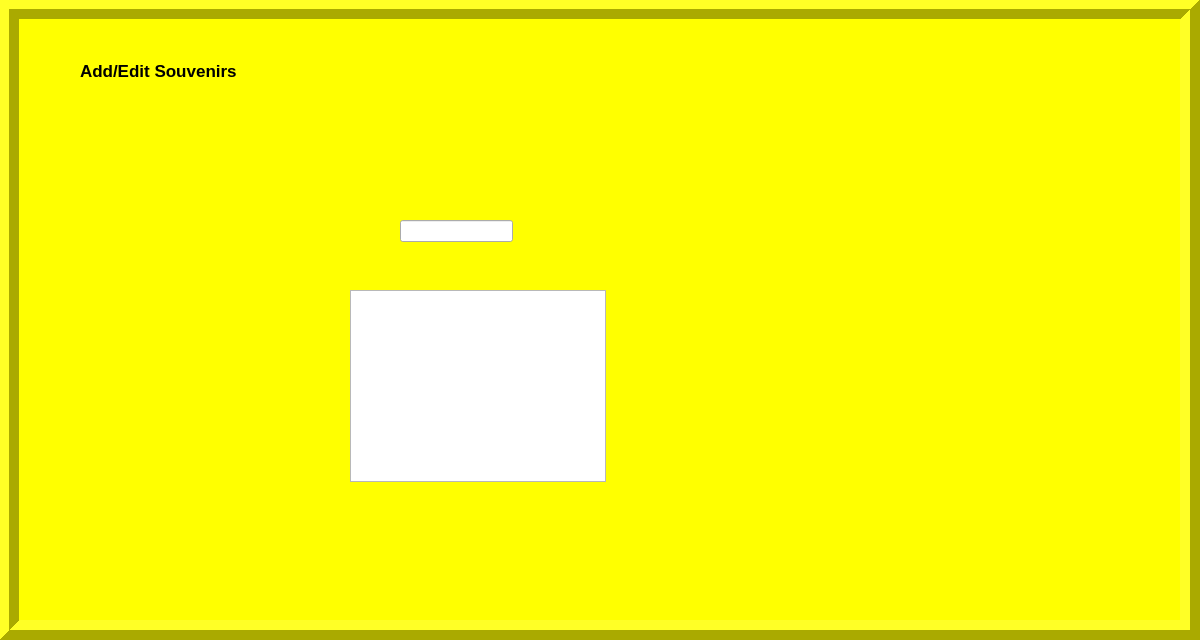
Qt form CS1D-Basketball-master/Basketball/adminsouvenirs.ui (moetaei/CS1D-Basketball) before a commit.
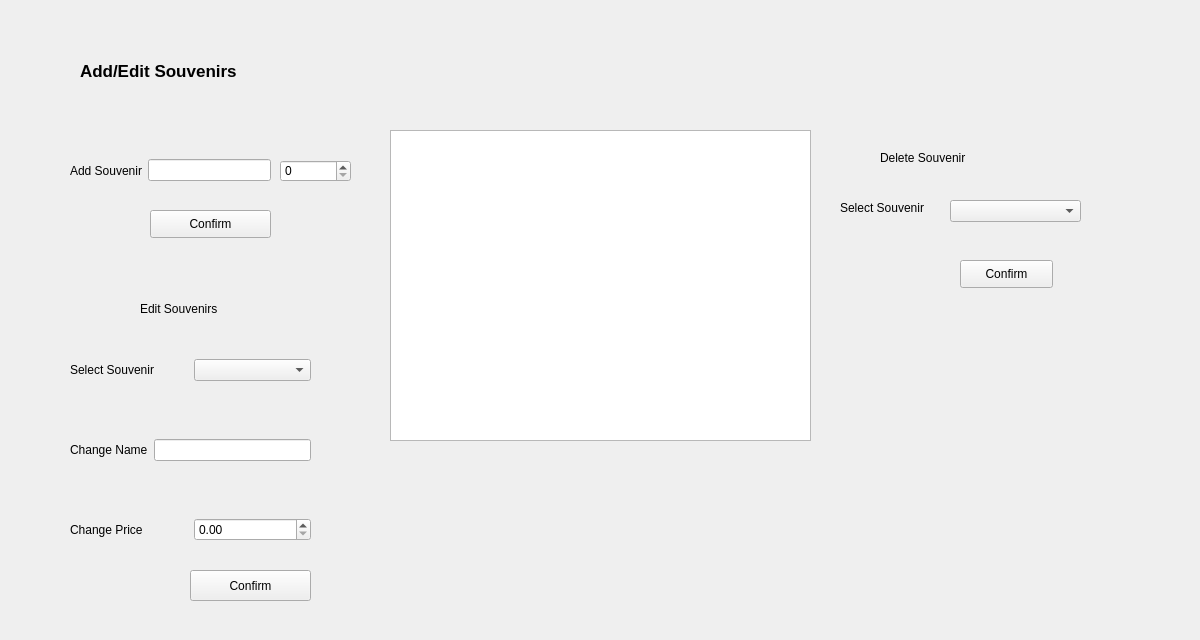
The same form after that commit.

Commit message: Worked on ui of Admin Souvenir

The edit to the form file:
```diff
--- a/CS1D-Basketball-master/Basketball/adminsouvenirs.ui
+++ b/CS1D-Basketball-master/Basketball/adminsouvenirs.ui
@@ -37,52 +37,212 @@
     <enum>Qt::PlainText</enum>
    </property>
   </widget>
-  <widget class="QLineEdit" name="lineEdit">
+  <widget class="QTableView" name="souvenirTable">
    <property name="geometry">
     <rect>
-     <x>400</x>
-     <y>220</y>
-     <width>113</width>
+     <x>390</x>
+     <y>130</y>
+     <width>421</width>
+     <height>311</height>
+    </rect>
+   </property>
+  </widget>
+  <widget class="QWidget" name="horizontalLayoutWidget">
+   <property name="geometry">
+    <rect>
+     <x>70</x>
+     <y>150</y>
+     <width>201</width>
+     <height>41</height>
+    </rect>
+   </property>
+   <layout class="QHBoxLayout" name="horizontalLayout">
+    <item>
+     <widget class="QLabel" name="addSouvLabel">
+      <property name="text">
+       <string>Add Souvenir</string>
+      </property>
+     </widget>
+    </item>
+    <item>
+     <widget class="QLineEdit" name="addNameLineEdit"/>
+    </item>
+   </layout>
+  </widget>
+  <widget class="QLabel" name="editSourLabel">
+   <property name="geometry">
+    <rect>
+     <x>140</x>
+     <y>270</y>
+     <width>239</width>
+     <height>78</height>
+    </rect>
+   </property>
+   <property name="text">
+    <string>Edit Souvenirs</string>
+   </property>
+  </widget>
+  <widget class="QWidget" name="horizontalLayoutWidget_3">
+   <property name="geometry">
+    <rect>
+     <x>70</x>
+     <y>410</y>
+     <width>241</width>
+     <height>80</height>
+    </rect>
+   </property>
+   <layout class="QHBoxLayout" name="horizontalLayout_3">
+    <item>
+     <widget class="QLabel" name="nameLabel">
+      <property name="text">
+       <string>Change Name</string>
+      </property>
+     </widget>
+    </item>
+    <item>
+     <widget class="QLineEdit" name="nameLineEdit"/>
+    </item>
+   </layout>
+  </widget>
+  <widget class="QSpinBox" name="addPrice">
+   <property name="geometry">
+    <rect>
+     <x>280</x>
+     <y>160</y>
+     <width>71</width>
      <height>22</height>
     </rect>
    </property>
   </widget>
-  <widget class="QTableView" name="tableView">
+  <widget class="QPushButton" name="pushButton">
    <property name="geometry">
     <rect>
-     <x>350</x>
-     <y>290</y>
-     <width>256</width>
-     <height>192</height>
+     <x>150</x>
+     <y>210</y>
+     <width>121</width>
+     <height>28</height>
     </rect>
    </property>
+   <property name="text">
+    <string>Confirm</string>
+   </property>
   </widget>
-  <widget class="QFrame" name="frame">
+  <widget class="QPushButton" name="pushButton_2">
    <property name="geometry">
     <rect>
-     <x>-1</x>
-     <y>-1</y>
-     <width>1201</width>
-     <height>641</height>
+     <x>190</x>
+     <y>570</y>
+     <width>121</width>
+     <height>31</height>
     </rect>
    </property>
-   <property name="styleSheet">
-    <string notr="true">background-color:yellow;</string>
+   <property name="text">
+    <string>Confirm</string>
    </property>
-   <property name="frameShape">
-    <enum>QFrame::Box</enum>
+  </widget>
+  <widget class="QLabel" name="label_2">
+   <property name="geometry">
+    <rect>
+     <x>880</x>
+     <y>150</y>
+     <width>101</width>
+     <height>16</height>
+    </rect>
    </property>
-   <property name="frameShadow">
-    <enum>QFrame::Raised</enum>
+   <property name="text">
+    <string>Delete Souvenir</string>
    </property>
-   <property name="lineWidth">
-    <number>10</number>
+  </widget>
+  <widget class="QComboBox" name="comboBox_2">
+   <property name="geometry">
+    <rect>
+     <x>950</x>
+     <y>200</y>
+     <width>131</width>
+     <height>22</height>
+    </rect>
    </property>
   </widget>
-  <zorder>frame</zorder>
-  <zorder>editteamLabel</zorder>
-  <zorder>lineEdit</zorder>
-  <zorder>tableView</zorder>
+  <widget class="QLabel" name="label_3">
+   <property name="geometry">
+    <rect>
+     <x>840</x>
+     <y>200</y>
+     <width>91</width>
+     <height>16</height>
+    </rect>
+   </property>
+   <property name="text">
+    <string>Select Souvenir</string>
+   </property>
+  </widget>
+  <widget class="QComboBox" name="comboBox_3">
+   <property name="geometry">
+    <rect>
+     <x>1720</x>
+     <y>50</y>
+     <width>131</width>
+     <height>22</height>
+    </rect>
+   </property>
+  </widget>
+  <widget class="QWidget" name="horizontalLayoutWidget_2">
+   <property name="geometry">
+    <rect>
+     <x>70</x>
+     <y>330</y>
+     <width>241</width>
+     <height>80</height>
+    </rect>
+   </property>
+   <layout class="QHBoxLayout" name="horizontalLayout_2">
+    <item>
+     <widget class="QLabel" name="label">
+      <property name="text">
+       <string>Select Souvenir</string>
+      </property>
+     </widget>
+    </item>
+    <item>
+     <widget class="QComboBox" name="comboBox"/>
+    </item>
+   </layout>
+  </widget>
+  <widget class="QWidget" name="horizontalLayoutWidget_4">
+   <property name="geometry">
+    <rect>
+     <x>70</x>
+     <y>490</y>
+     <width>241</width>
+     <height>80</height>
+    </rect>
+   </property>
+   <layout class="QHBoxLayout" name="horizontalLayout_4">
+    <item>
+     <widget class="QLabel" name="priceLabel">
+      <property name="text">
+       <string>Change Price</string>
+      </property>
+     </widget>
+    </item>
+    <item>
+     <widget class="QDoubleSpinBox" name="doubleSpinBox"/>
+    </item>
+   </layout>
+  </widget>
+  <widget class="QPushButton" name="pushButton_3">
+   <property name="geometry">
+    <rect>
+     <x>960</x>
+     <y>260</y>
+     <width>93</width>
+     <height>28</height>
+    </rect>
+   </property>
+   <property name="text">
+    <string>Confirm</string>
+   </property>
+  </widget>
  </widget>
  <resources/>
  <connections/>
```
The commit also changes 1 other file.
